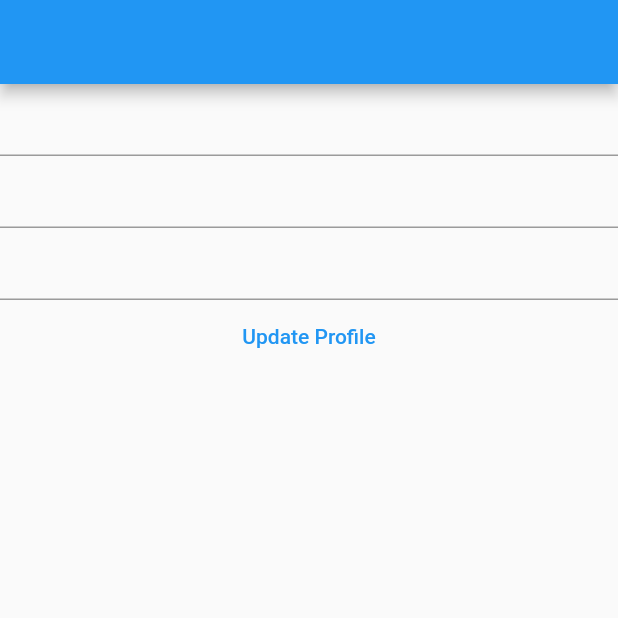
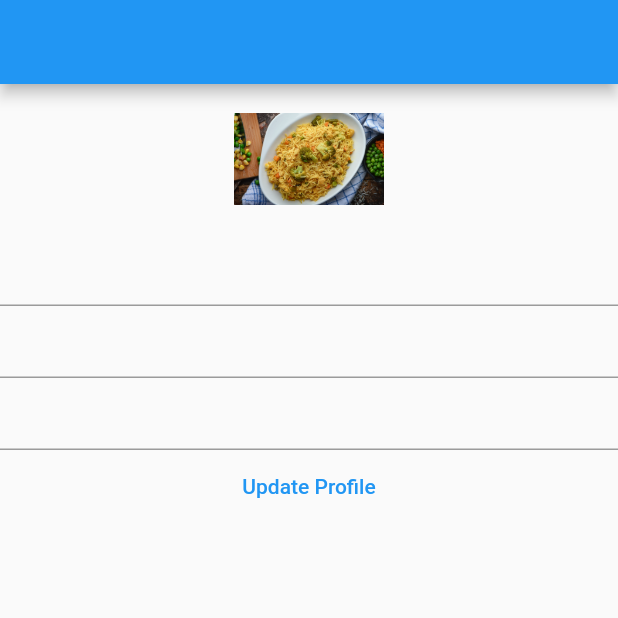
Before and after one commit to codesundar/ksqure, a Flutter app: the ProfileScreen screen opened directly, on a phone screen of 412 x 824 dp, the top half of it. Run offline on Flutter 3.47's test engine with Material 2 defaults, Android fonts, the phone set to English and light mode, and no system bars; our stand-ins replace get, get_storage, image_picker; accounts and stored records are empty; network calls fail.

Commit message:
storage_image_picker

```diff
--- a/lib/main.dart
+++ b/lib/main.dart
@@ -5,8 +5,10 @@ import 'package:project_name/screens/bottom-nav-example.dart';
 import 'package:project_name/screens/http-example.dart';
 import 'package:project_name/screens/login.dart';
 import 'package:project_name/screens/profile.dart';
+import 'package:get_storage/get_storage.dart';
 
-void main() {
+void main() async{
+  await GetStorage.init();
   runApp(MyApp());
 }
 
@@ -16,7 +18,7 @@ class MyApp extends StatelessWidget {
   @override
   Widget build(BuildContext context) {
     return GetMaterialApp(
-      home: ProfileScreen(),
+      home: LoginScreen(),
     );
   }
 }
--- a/lib/screens/profile.dart
+++ b/lib/screens/profile.dart
@@ -1,8 +1,12 @@
+import 'dart:io';
+
 import 'package:flutter/material.dart';
+import 'package:get_storage/get_storage.dart';
 import 'package:http/http.dart' as http;
 import 'dart:convert';
 
 import 'package:project_name/util/constants.dart';
+import 'package:image_picker/image_picker.dart';
 
 class ProfileScreen extends StatefulWidget {
   const ProfileScreen({Key? key}) : super(key: key);
@@ -15,10 +19,11 @@ class _ProfileScreenState extends State<ProfileScreen> {
   TextEditingController _nameCtrl = TextEditingController();
   TextEditingController _emailCtrl = TextEditingController();
   TextEditingController _mobileCtrl = TextEditingController();
-  var token =
-      "eyJhbGciOiJIUzI1NiIsInR5cCI6IkpXVCJ9.eyJfaWQiOiI2MjVkNjUxZWRmMDgxNGI0NzkxYmM3N2MiLCJpYXQiOjE2NTAyODk0NDJ9.6hTmMW-30YigpTKj8Dr10iRibVl5wlzEjBCH1bl-U-U";
+  String _imageURL = "";
+  final box = GetStorage();
 
   updateProfile() async {
+    var token = box.read('token');
     var resp = await http.patch(
       Uri.parse(Constants().apiURL + '/user/'),
       headers: {
@@ -35,12 +40,82 @@ class _ProfileScreenState extends State<ProfileScreen> {
     print(json.decode(resp.body));
   }
 
+  readUserData() async{
+    var token = box.read('token');
+    var resp = await http.post(
+      Uri.parse(Constants().apiURL + '/user/profile'),
+      headers: {
+        'Content-Type': 'application/json',
+        'Authorization': 'Bearer $token'
+      },
+    );
+    var tmp = json.decode(resp.body);
+    print(tmp);
+    if(tmp['status'] == true){
+      _nameCtrl.text = tmp['data']['name'];
+      _emailCtrl.text = tmp['data']['email'];
+      _mobileCtrl.text = tmp['data']['mobile'];
+    }
+  }
+
+  pickImage() async {
+    var image = await ImagePicker().pickImage(source: ImageSource.camera);
+    if (image != null) {
+      print(image.path);
+      setState(() {
+        _imageURL = image.path;
+      });
+    } else {
+      print("No image picked");
+    }
+  }
+
+  // writeToken() {
+  //   box.write('token', 'abcd');
+  // }
+
+  // readToken() {
+  //   var token = box.read('token');
+  //   print(token);
+  // }
+
+  @override
+  void initState() {
+    // TODO: implement initState
+    super.initState();
+    readUserData();
+  }
+
   @override
   Widget build(BuildContext context) {
     return Scaffold(
-        appBar: AppBar(),
+        appBar: AppBar(
+          actions: [
+            // IconButton(
+            //     icon: Icon(Icons.add),
+            //     onPressed: () {
+            //       writeToken();
+            //     }),
+            // IconButton(
+            //     icon: Icon(Icons.add),
+            //     onPressed: () {
+            //       readToken();
+            //     })
+          ],
+        ),
         body: Column(
           children: [
+            GestureDetector(
+              onTap: () {
+                pickImage();
+              },
+              child: Container(
+                child: _imageURL != ""
+                    ? Image.file(File(_imageURL), height: 100, width: 100)
+                    : Image.asset("assets/images/food.png",
+                        height: 100, width: 100),
+              ),
+            ),
             TextField(
               controller: _nameCtrl,
             ),
--- a/pubspec.yaml
+++ b/pubspec.yaml
@@ -11,7 +11,9 @@ dependencies:
   flutter:
     sdk: flutter
   get: ^4.6.1
+  get_storage: ^2.0.3
   http: ^0.13.4
+  image_picker: ^0.8.5
 
 dev_dependencies:
   flutter_lints: ^1.0.0
```
Also changed, not shown: lib/screens/login.dart (+10 -0 lines), pubspec.lock, 4 other files.
